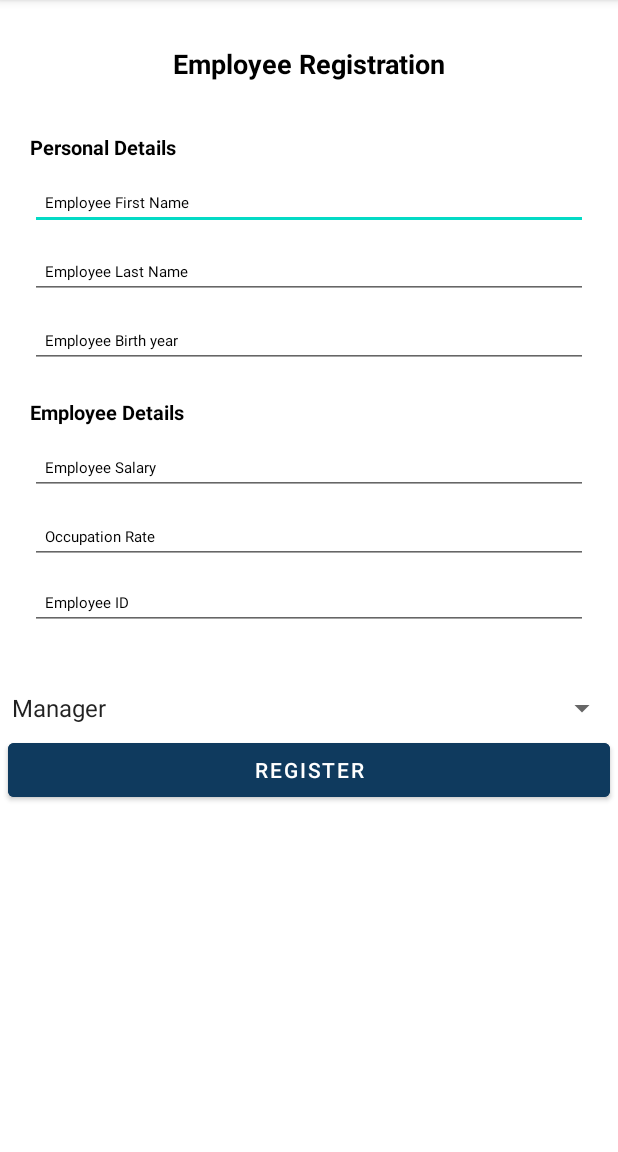
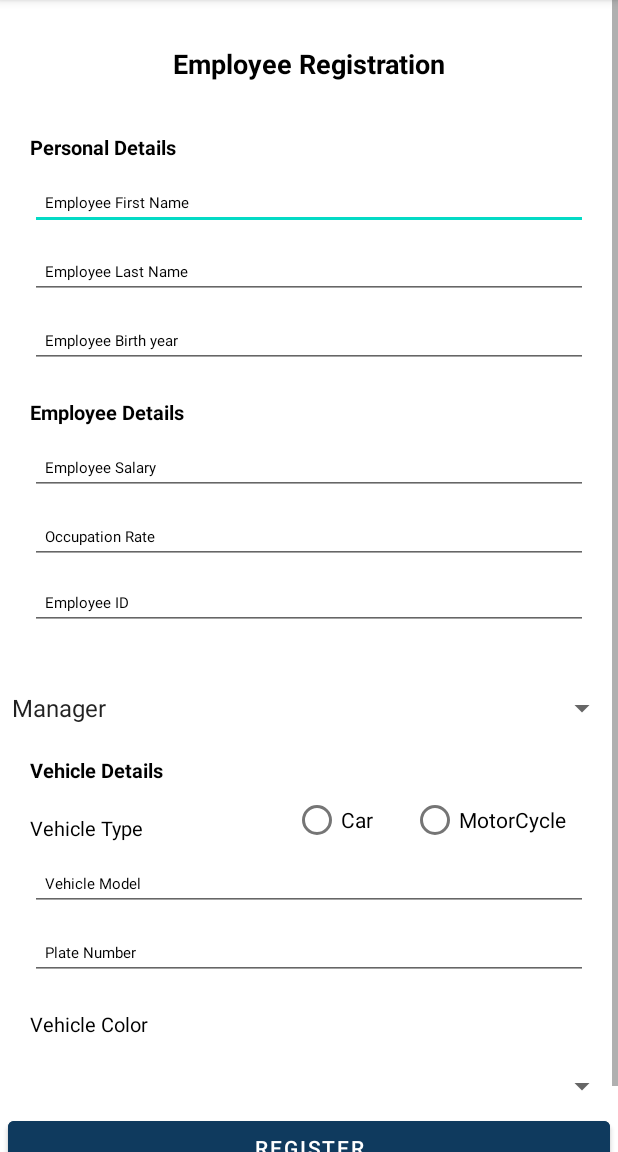
Before and after one commit to Sonia364/The_Achievers_Final_Project_MAD3125, an Android app: the RegistrationActivity screen opened directly, with no data from a screen before it, on a phone screen of 412 x 824 dp, the part 84-1236 px from its top. Run offline under Robolectric (Android 15) with nearby library versions, the phone set to English and light mode, and no system bars.

Commit message:
Implemented Vehicle Details in Employee Registration

```diff
--- a/app/src/main/res/layout/activity_registration.xml
+++ b/app/src/main/res/layout/activity_registration.xml
@@ -187,7 +187,6 @@
                 android:id="@+id/emp_type"
                 android:layout_width="match_parent"
                 android:layout_height="wrap_content"
-
                 android:layout_marginTop="40dp"
                 app:layout_constraintTop_toBottomOf="@+id/emp_Id" />
 
@@ -200,10 +199,117 @@
                 android:backgroundTint="@color/theme_btn_text_color"
                 android:text="Register"
                 android:textColor="@color/white"
-                app:layout_constraintTop_toBottomOf="@+id/emp_type"
+                app:layout_constraintTop_toBottomOf="@+id/Choose_color"
                 app:layout_constraintBottom_toBottomOf="parent"
                 app:layout_constraintLeft_toLeftOf="parent"
                 app:layout_constraintRight_toRightOf="parent"/>
+
+            <TextView
+                android:id="@+id/Vehicle"
+                android:layout_width="wrap_content"
+                android:layout_height="wrap_content"
+                android:layout_marginLeft="20dp"
+                android:layout_marginTop="20dp"
+                android:text="Vehicle Details"
+                android:textColor="@color/black"
+                android:textSize="13dp"
+                android:textStyle="bold"
+                app:layout_constraintStart_toStartOf="parent"
+                app:layout_constraintTop_toBottomOf="@+id/emp_type" />
+
+            <TextView
+                android:id="@+id/Vehicle_type"
+                android:layout_width="wrap_content"
+                android:layout_height="wrap_content"
+                android:layout_marginLeft="20dp"
+                android:layout_marginTop="20dp"
+                android:text="Vehicle Type"
+                android:textColor="@color/black"
+                android:textSize="13dp"
+                app:layout_constraintStart_toStartOf="parent"
+                app:layout_constraintTop_toBottomOf="@+id/Vehicle" />
+
+            <RadioButton
+                android:id="@+id/radioButton"
+                android:layout_width="wrap_content"
+                android:layout_height="wrap_content"
+                android:layout_marginLeft="100dp"
+                android:text="Car"
+                app:layout_constraintStart_toEndOf="@+id/Vehicle_type"
+                app:layout_constraintTop_toBottomOf="@+id/Vehicle" />
+
+            <RadioButton
+                android:layout_width="wrap_content"
+                android:layout_height="wrap_content"
+                android:layout_marginLeft="25dp"
+                android:text="MotorCycle"
+                app:layout_constraintStart_toEndOf="@+id/radioButton"
+                app:layout_constraintTop_toBottomOf="@+id/Vehicle" />
+
+            <EditText
+                android:id="@+id/Vehicle_Model"
+                android:layout_width="0dp"
+                android:layout_height="wrap_content"
+                android:layout_marginHorizontal="20dp"
+                android:layout_marginTop="10dp"
+                android:hint="Vehicle Model"
+                android:imeOptions="actionNext"
+                android:includeFontPadding="false"
+                android:inputType="textPersonName"
+                android:paddingVertical="12dp"
+                android:paddingLeft="10dp"
+                android:singleLine="true"
+                android:textColor="@color/black"
+                android:textColorHint="@color/black"
+                android:textSize="10dp"
+                app:layout_constraintEnd_toEndOf="parent"
+                app:layout_constraintHorizontal_bias="0.313"
+                app:layout_constraintStart_toStartOf="parent"
+                app:layout_constraintTop_toBottomOf="@+id/Vehicle_type" />
+
+            <EditText
+                android:id="@+id/Plate_number"
+                android:layout_width="0dp"
+                android:layout_height="wrap_content"
+                android:layout_marginHorizontal="20dp"
+                android:layout_marginTop="10dp"
+                android:hint="Plate Number"
+                android:imeOptions="actionNext"
+                android:includeFontPadding="false"
+                android:inputType="textPersonName"
+                android:paddingVertical="12dp"
+                android:paddingLeft="10dp"
+                android:singleLine="true"
+                android:textColor="@color/black"
+                android:textColorHint="@color/black"
+                android:textSize="10dp"
+                app:layout_constraintEnd_toEndOf="parent"
+                app:layout_constraintHorizontal_bias="0.313"
+                app:layout_constraintStart_toStartOf="parent"
+                app:layout_constraintTop_toBottomOf="@+id/Vehicle_Model" />
+
+            <TextView
+                android:id="@+id/Vehicle_Color"
+                android:layout_width="wrap_content"
+                android:layout_height="wrap_content"
+                android:layout_marginLeft="20dp"
+                android:layout_marginTop="20dp"
+                android:text="Vehicle Color"
+                android:textColor="@color/black"
+                android:textSize="13dp"
+                app:layout_constraintStart_toStartOf="parent"
+                app:layout_constraintTop_toBottomOf="@+id/Plate_number" />
+
+            <Spinner
+                android:id="@+id/Choose_color"
+                android:layout_width="match_parent"
+                android:layout_height="wrap_content"
+                android:layout_marginTop="20dp"
+                app:layout_constraintTop_toBottomOf="@+id/Vehicle_Color" />
+
+
+
+
 
 
         </androidx.constraintlayout.widget.ConstraintLayout>
```
